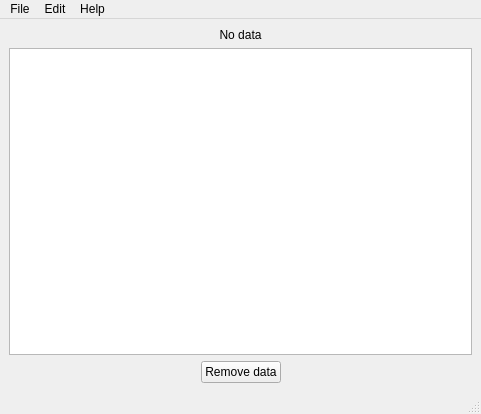
Before: the Qt Designer form mainwindow.ui in Redhorde/qt-exercise, drawn with Qt 5.
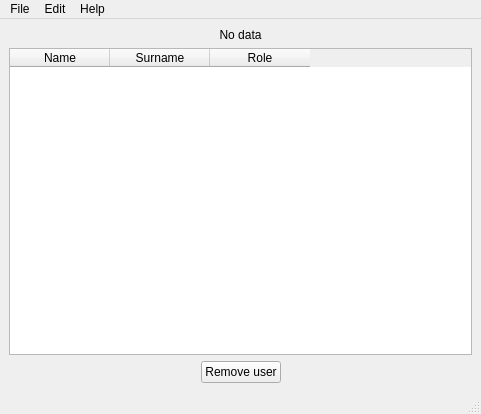
After: the same form once the commit is applied.

Commit message:
Implemented data_model class in the gui
Data_model class can now be edited through gui, values can be added and removed based on selected item.
Roles are now predefined in the data_model class but can be expanded through user input. Incorrect role in the input raises an exception.

Patch:
```diff
--- a/mainwindow.ui
+++ b/mainwindow.ui
@@ -26,7 +26,35 @@
      </widget>
     </item>
     <item>
-     <widget class="QListWidget" name="listWidget_2"/>
+     <widget class="QTableWidget" name="tableWidget_userList">
+      <property name="editTriggers">
+       <set>QAbstractItemView::NoEditTriggers</set>
+      </property>
+      <property name="selectionMode">
+       <enum>QAbstractItemView::SingleSelection</enum>
+      </property>
+      <property name="selectionBehavior">
+       <enum>QAbstractItemView::SelectRows</enum>
+      </property>
+      <property name="sortingEnabled">
+       <bool>false</bool>
+      </property>
+      <column>
+       <property name="text">
+        <string>Name</string>
+       </property>
+      </column>
+      <column>
+       <property name="text">
+        <string>Surname</string>
+       </property>
+      </column>
+      <column>
+       <property name="text">
+        <string>Role</string>
+       </property>
+      </column>
+     </widget>
     </item>
     <item>
      <layout class="QHBoxLayout" name="horizontalLayout">
@@ -46,7 +74,7 @@
       <item>
        <widget class="QPushButton" name="pushButton_remove">
         <property name="text">
-         <string>Remove data</string>
+         <string>Remove user</string>
         </property>
        </widget>
       </item>
```
The commit also changes 11 other files.
